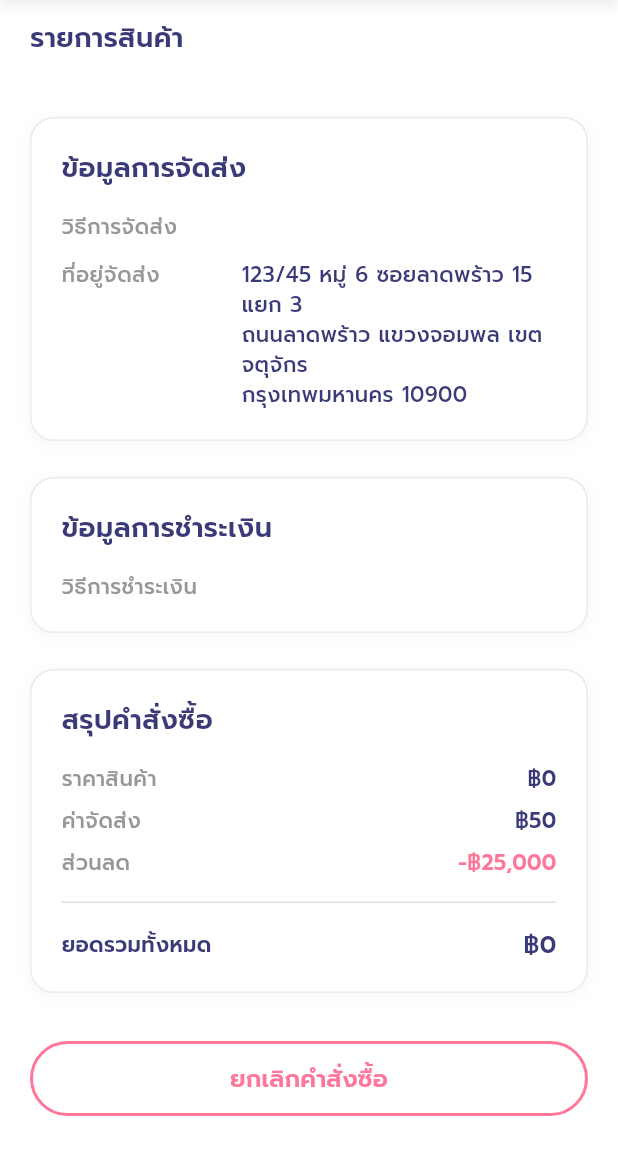
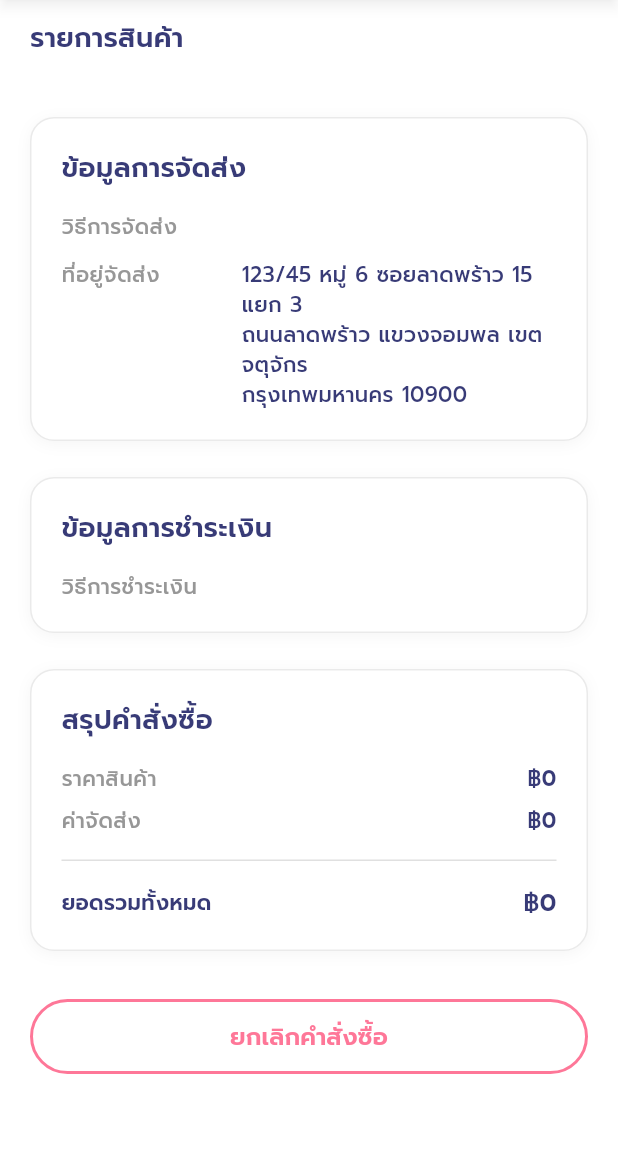
Before and after one commit to PanapatWonganan/clinic-management, a Flutter app: the OrderDetailScreen screen opened directly with empty values, scrolled down 229 dp, on a phone screen of 412 x 824 dp, the part 84-1236 px from its top. Run offline on Flutter 3.47's test engine with Material 3 defaults, Android fonts, the phone set to English and light mode, and no system bars; our stand-ins replace file_picker, image_picker, shared_preferences, webview_flutter; accounts and stored records are empty; network calls fail.

Commit message:
Fix hardcoded discount and delivery fee in order details
- Add price breakdown columns (subtotal, delivery_fee, discount) to orders table
- Update OrderController to store and retrieve price breakdown separately
- Update Order model to include new fields in fillable and casts
- Update frontend Order model to parse breakdown from API
- Fix order_detail_screen to use real values instead of hardcoded 25000/50
- Remove hardcoded reward text from checkout and order summary
- Add discount field to checkout API request
- Update all Order constructors to include new required fields
- Fix Order History product image URLs (update from emulator to production URLs)

🤖 Generated with [Claude Code](https://claude.com/claude-code)

Co-Authored-By: Claude <noreply@anthropic.com>

```diff
--- a/lib/models/order.dart
+++ b/lib/models/order.dart
@@ -6,6 +6,9 @@ class Order {
   final String orderNumber;
   final DateTime orderDate;
   final double totalAmount;
+  final double subtotal;
+  final double deliveryFee;
+  final double discount;
   final OrderStatus status;
   final List<OrderItem> items;
   final String deliveryMethod;
@@ -18,6 +21,9 @@ class Order {
     required this.orderNumber,
     required this.orderDate,
     required this.totalAmount,
+    required this.subtotal,
+    required this.deliveryFee,
+    required this.discount,
     required this.status,
     required this.items,
     required this.deliveryMethod,
@@ -32,6 +38,9 @@ class Order {
       orderNumber: json['order_number'] ?? '',
       orderDate: DateTime.parse(json['created_at'] ?? DateTime.now().toIso8601String()),
       totalAmount: double.parse(json['total_amount'].toString()),
+      subtotal: double.parse((json['subtotal'] ?? 0).toString()),
+      deliveryFee: double.parse((json['delivery_fee'] ?? 0).toString()),
+      discount: double.parse((json['discount'] ?? 0).toString()),
       status: _parseOrderStatus(json['status']),
       items: (json['order_items'] as List<dynamic>? ?? [])
           .map((item) => OrderItem.fromJson(item))
--- a/lib/screens/order_detail_screen.dart
+++ b/lib/screens/order_detail_screen.dart
@@ -327,10 +327,9 @@ class OrderDetailScreen extends StatelessWidget {
   }
 
   Widget _buildOrderSummaryCard() {
-    final subtotal =
-        order.items.fold(0.0, (sum, item) => sum + item.totalPrice);
-    const discount = 25000.0; // Mock discount
-    const deliveryFee = 50.0; // Mock delivery fee
+    final subtotal = order.subtotal;
+    final discount = order.discount;
+    final deliveryFee = order.deliveryFee;
 
     return Container(
       padding: const EdgeInsets.all(20),
@@ -368,10 +367,13 @@ class OrderDetailScreen extends StatelessWidget {
           _buildSummaryRow(
               'ค่าจัดส่ง', '฿${NumberFormat('#,##0').format(deliveryFee)}'),
           const SizedBox(height: 8),
-          _buildSummaryRow(
-              'ส่วนลด', '-฿${NumberFormat('#,##0').format(discount)}',
-              valueColor: AppColors.mainPink),
-          const SizedBox(height: 16),
+          if (discount > 0) ...[
+            _buildSummaryRow(
+                'ส่วนลด', '-฿${NumberFormat('#,##0').format(discount)}',
+                valueColor: AppColors.mainPink),
+            const SizedBox(height: 8),
+          ],
+          const SizedBox(height: 8),
           Container(
             height: 1,
             color: AppColors.lightGray.withValues(alpha:0.3),
--- a/lib/screens/order_history_screen.dart
+++ b/lib/screens/order_history_screen.dart
@@ -105,6 +105,9 @@ class _OrderHistoryScreenState extends State<OrderHistoryScreen> {
         orderNumber: 'EX240001',
         orderDate: DateTime.now().subtract(const Duration(days: 1)),
         totalAmount: 25050,
+        subtotal: 25000,
+        deliveryFee: 50,
+        discount: 0,
         status: OrderStatus.shipped,
         deliveryMethod: 'มอเตอร์ไซค์',
         paymentMethod: 'บัตรเครดิต',
@@ -131,6 +134,9 @@ class _OrderHistoryScreenState extends State<OrderHistoryScreen> {
         orderNumber: 'EX240002',
         orderDate: DateTime.now().subtract(const Duration(days: 3)),
         totalAmount: 12500,
+        subtotal: 12500,
+        deliveryFee: 0,
+        discount: 0,
         status: OrderStatus.processing,
         deliveryMethod: 'Grab',
         paymentMethod: 'พร้อมเพย์',
--- a/lib/screens/payment_success_screen.dart
+++ b/lib/screens/payment_success_screen.dart
@@ -226,6 +226,9 @@ class PaymentSuccessScreen extends StatelessWidget {
                           orderNumber: orderNumber ?? 'EX240001',
                           orderDate: DateTime.now(),
                           totalAmount: totalAmount ?? 25050.0,
+                          subtotal: (totalAmount ?? 25050.0) - 50,
+                          deliveryFee: 50,
+                          discount: 0,
                           status: OrderStatus.pending,
                           deliveryMethod: 'มอเตอร์ไซค์',
                           paymentMethod: 'บัตรเครดิต',
```
Also changed, not shown: lib/screens/checkout_screen.dart (+3 -28 lines), lib/screens/order_tracking_screen.dart (+9 -0 lines), lib/widgets/order_summary_card.dart (+8 -33 lines), 3 other files.
